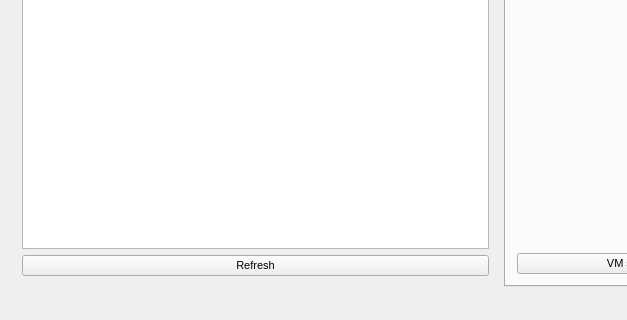
Above: virshgui.ui from SteveCharleston/virsh-gui before the change; both pictures show x 0 to 627 and y 421 to 741 of the 1012 by 741 pixel window. Below: the same form after it.
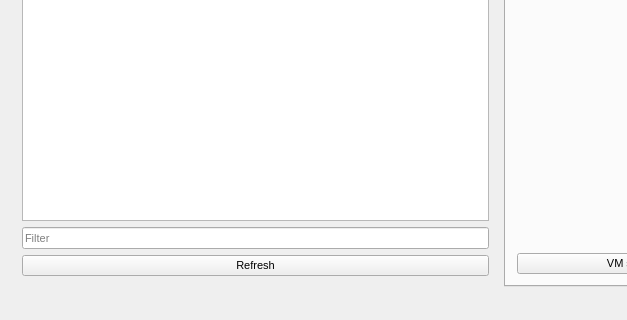
That is the form after the change.

Commit message: introduced a filter for vmlist #1

What changed in the file:
```diff
--- a/virshgui.ui
+++ b/virshgui.ui
@@ -203,6 +203,13 @@
           <column/>
          </widget>
         </item>
+        <item>
+         <widget class="QLineEdit" name="vmFilterEdit">
+          <property name="placeholderText">
+           <string>Filter</string>
+          </property>
+         </widget>
+        </item>
         <item>
          <widget class="QPushButton" name="refreshVmList">
           <property name="text">
```
The commit also changes 2 other files.
